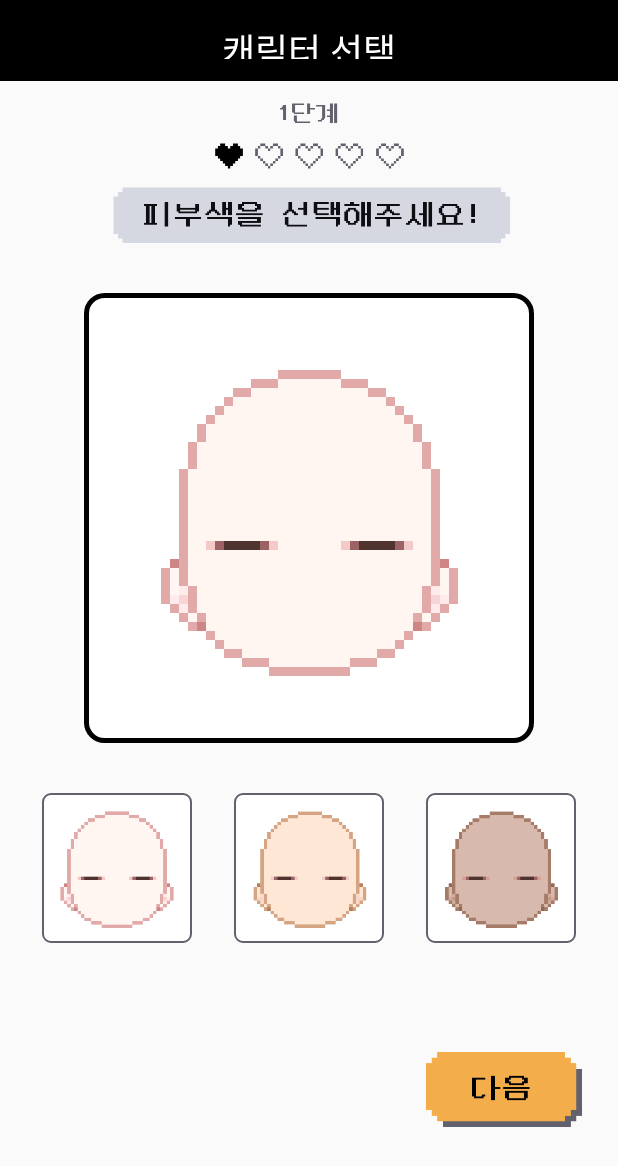
After one commit to DEPthes/3rd-MVP-NoPlanB-Android, an Android app: the CharacterSettingActivity screen opened directly, with no data from a screen before it, on a phone screen of 412 x 824 dp. The commit adds this screen. Shown: the top 1166 px of the screen. Run offline under Robolectric (Android 15) with nearby library versions, the phone set to English and light mode, and no system bars.

Commit message:
fix/character-setting
Activity 전환 설정 수정(Main->CharacterSetting)

```diff
--- /dev/null
+++ b/GrowMe/app/src/main/java/com/growme/growme/presentation/views/characterSetting/CharacterSettingActivity.kt
@@ -0,0 +1,28 @@
+package com.growme.growme.presentation.views.characterSetting
+
+import android.os.Bundle
+import androidx.activity.enableEdgeToEdge
+import androidx.appcompat.app.AppCompatActivity
+import androidx.core.view.ViewCompat
+import androidx.core.view.WindowInsetsCompat
+import androidx.fragment.app.Fragment
+import com.growme.growme.R
+import com.growme.growme.databinding.ActivityCharacterSettingBinding
+
+class CharacterSettingActivity : AppCompatActivity() {
+    private val binding by lazy {
+        ActivityCharacterSettingBinding.inflate(layoutInflater)
+    }
+    override fun onCreate(savedInstanceState: Bundle?) {
+        super.onCreate(savedInstanceState)
+        setContentView(binding.root)
+        replaceFragment(SkinSettingFragment(), true)
+    }
+
+    fun replaceFragment(fragment: Fragment, addToBackStack: Boolean) {
+        val fragmentTransaction = supportFragmentManager.beginTransaction()
+        fragmentTransaction.replace(R.id.fl_ch_setting, fragment)
+        if (addToBackStack) fragmentTransaction.addToBackStack(null)
+        fragmentTransaction.commit()
+    }
+}
--- a/GrowMe/app/src/main/java/com/growme/growme/presentation/views/signIn/SignInActivity.kt
+++ b/GrowMe/app/src/main/java/com/growme/growme/presentation/views/signIn/SignInActivity.kt
@@ -20,6 +20,7 @@ import com.growme.growme.R
 import com.growme.growme.data.remote.KakaoAuthService
 import com.growme.growme.databinding.ActivitySigninBinding
 import com.growme.growme.presentation.views.MainActivity
+import com.growme.growme.presentation.views.characterSetting.CharacterSettingActivity
 
 class SignInActivity : AppCompatActivity() {
     private lateinit var binding: ActivitySigninBinding
@@ -46,7 +47,9 @@ class SignInActivity : AppCompatActivity() {
 
                     binding.tvStart.setOnClickListener {
                         // MainActivity로 이동
-                        moveActivity(MainActivity())
+//                        moveActivity(MainActivity())
+                        // 초기 캐릭터 설정 activity로 이동
+                        moveActivity(CharacterSettingActivity())
                     }
                 },
                 onError = { error ->
--- /dev/null
+++ b/GrowMe/app/src/main/res/layout/activity_character_setting.xml
@@ -0,0 +1,15 @@
+<?xml version="1.0" encoding="utf-8"?>
+<androidx.constraintlayout.widget.ConstraintLayout xmlns:android="http://schemas.android.com/apk/res/android"
+    xmlns:app="http://schemas.android.com/apk/res-auto"
+    xmlns:tools="http://schemas.android.com/tools"
+    android:id="@+id/main"
+    android:layout_width="match_parent"
+    android:layout_height="match_parent"
+    tools:context=".presentation.views.characterSetting.CharacterSettingActivity">
+
+    <FrameLayout
+        android:id="@+id/fl_ch_setting"
+        android:layout_width="match_parent"
+        android:layout_height="match_parent" />
+
+</androidx.constraintlayout.widget.ConstraintLayout>
```
